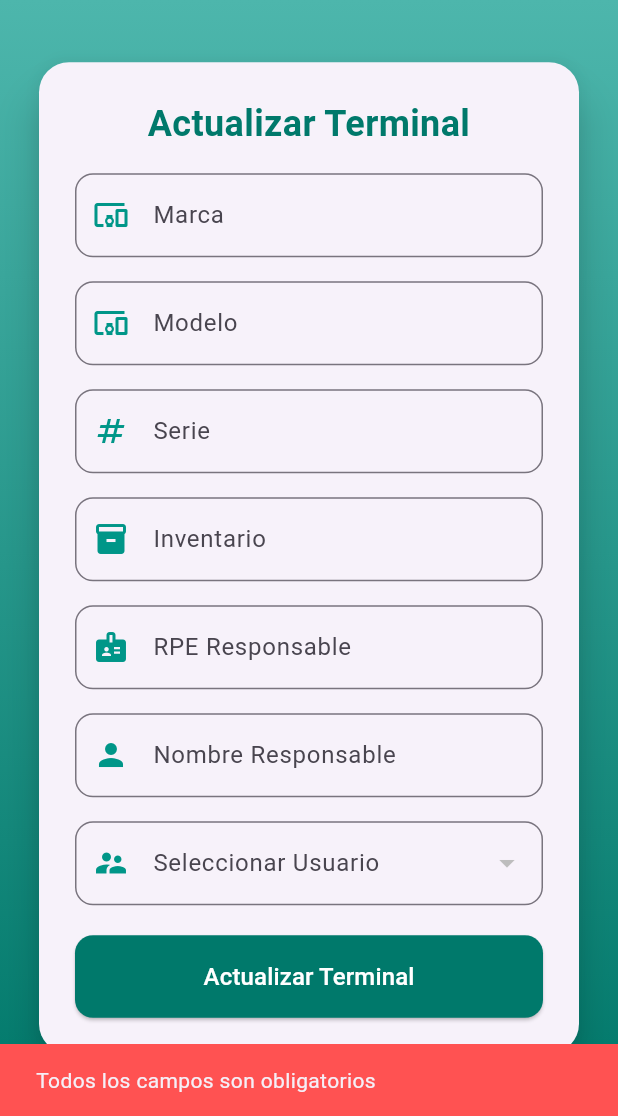
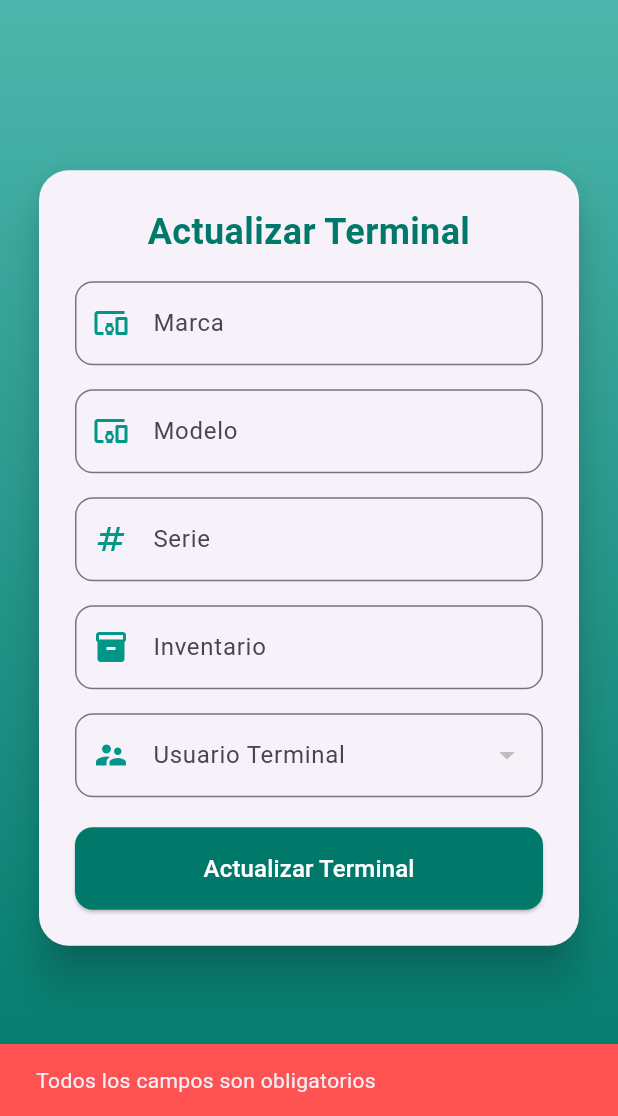
Before and after one commit to CuinoPC/cfe-registros, a Flutter app: the UpdateTerminal screen opened directly with empty values, after a tap on "Actualizar Terminal", on a phone screen of 412 x 824 dp, the part 120-1236 px from its top. Run offline on Flutter 3.47's test engine with Material 3 defaults, Android fonts, the phone set to English and light mode, and no system bars; our stand-ins replace data_table_2, image_picker, shared_preferences; accounts and stored records are empty; network calls fail.

Commit message:
Se cambio para que en el reponsable solo se viera los jefes de centro y en los usuarios terminales que solo se vean los trabajadores

```diff
--- a/lib/views/update_terminal.dart
+++ b/lib/views/update_terminal.dart
@@ -2,6 +2,7 @@ import 'package:cfe_registros/services/api_terminales.dart';
 import 'package:cfe_registros/services/api_users.dart';
 import 'package:cfe_registros/views/custom_appbar.dart';
 import 'package:flutter/material.dart';
+import 'package:shared_preferences/shared_preferences.dart';
 import '../models/terminal.dart';
 
 class UpdateTerminal extends StatefulWidget {
@@ -20,13 +21,20 @@ class _UpdateTerminalState extends State<UpdateTerminal> {
   final TextEditingController modeloController = TextEditingController();
   final TextEditingController serieController = TextEditingController();
   final TextEditingController inventarioController = TextEditingController();
-  final TextEditingController rpeController = TextEditingController();
-  final TextEditingController nombreController = TextEditingController();
 
   List<Map<String, dynamic>> _usuarios = [];
   List<Terminal> _terminales = [];
-  int? _selectedUsuarioId;
-  String _selectedArea = ""; // ✅ Nueva variable para el área del usuario
+  List<Map<String, dynamic>> _responsables = []; // Solo jefes de centro
+  List<Map<String, dynamic>> _usuariosTerminal = []; // Solo usuarios terminales
+
+  int? _selectedResponsableId;
+  String _selectedResponsableRP = "";
+  String _selectedResponsableNombre = "";
+  String _selectedArea = "";
+
+  int? _selectedUsuarioId; // Usuario que usará la terminal
+
+  bool _esAdmin = false; // ✅ Estado de admin
 
   @override
   void initState() {
@@ -35,14 +43,21 @@ class _UpdateTerminalState extends State<UpdateTerminal> {
     modeloController.text = widget.terminal.modelo;
     serieController.text = widget.terminal.serie;
     inventarioController.text = widget.terminal.inventario;
-    rpeController.text = widget.terminal.rpeResponsable.toString();
-    nombreController.text = widget.terminal.nombreResponsable;
+    _selectedResponsableId = null;
     _selectedUsuarioId = widget.terminal.usuarioId;
 
     _loadUsuariosYTerminales();
+    _loadAdminStatus(); // ✅ Cargar si el usuario es admin
   }
 
-  // 🔹 Obtener lista de usuarios y terminales
+  Future<void> _loadAdminStatus() async {
+    SharedPreferences prefs = await SharedPreferences.getInstance();
+    setState(() {
+      _esAdmin =
+          prefs.getBool('esAdmin') ?? false; // ✅ Recupera estado de admin
+    });
+  }
+
   Future<void> _loadUsuariosYTerminales() async {
     List<Map<String, dynamic>>? usuarios = await _ApiUserService.getUsers();
     List<Terminal>? terminales = await _ApiTerminalService.getTerminales();
@@ -52,11 +67,27 @@ class _UpdateTerminalState extends State<UpdateTerminal> {
         _usuarios = usuarios;
         _terminales = terminales;
         _selectedArea = _getAreaUsuario(widget.terminal.usuarioId);
+
+        // 🔹 Filtrar usuarios responsables (solo los que son "es_centro")
+        _responsables =
+            usuarios.where((user) => user['es_centro'] == true).toList();
+
+        // 🔹 Filtrar usuarios terminal (los que NO son "es_centro")
+        _usuariosTerminal =
+            usuarios.where((user) => user['es_centro'] == false).toList();
+
+        // ✅ Buscar responsable correcto
+        var responsable = _responsables.firstWhere(
+            (user) => user['rp'] == widget.terminal.rpeResponsable,
+            orElse: () => {});
+
+        _selectedResponsableId = responsable['id'];
+        _selectedResponsableRP = responsable['rp'] ?? "";
+        _selectedResponsableNombre = responsable['nombre_completo'] ?? "";
       });
     }
   }
 
-  // 🔹 Obtener el área del usuario
   String _getAreaUsuario(int usuarioId) {
     var usuario = _usuarios.firstWhere((user) => user['id'] == usuarioId,
         orElse: () => {'nom_area': "No disponible"});
@@ -68,14 +99,11 @@ class _UpdateTerminalState extends State<UpdateTerminal> {
     String modelo = modeloController.text;
     String serie = serieController.text;
     String inventario = inventarioController.text;
-    String rpe = rpeController.text;
-    String nombre = nombreController.text;
 
     if (marca.isEmpty ||
         serie.isEmpty ||
         inventario.isEmpty ||
-        rpe.isEmpty ||
-        nombre.isEmpty ||
+        _selectedResponsableId == null ||
         _selectedUsuarioId == null) {
       ScaffoldMessenger.of(context).showSnackBar(
         const SnackBar(
@@ -86,25 +114,24 @@ class _UpdateTerminalState extends State<UpdateTerminal> {
       return;
     }
 
-    // ✅ 1. Actualizar la terminal seleccionada
+    // ✅ 1. ACTUALIZAR SOLO LA TERMINAL PRINCIPAL (sin afectar las demás)
     bool success = await _ApiTerminalService.updateTerminal(
       widget.terminal.id,
       marca,
       modelo,
       serie,
       inventario,
-      rpe,
-      nombre,
-      _selectedUsuarioId!,
+      _selectedResponsableRP,
+      _selectedResponsableNombre,
+      _selectedUsuarioId!, // ✅ SOLO esta terminal cambia de usuario terminal
     );
 
-    if (success) {
-      // ✅ 2. Filtrar terminales con el mismo área
+    // ✅ 2. SI SE CAMBIÓ EL RESPONSABLE, ACTUALIZAR LAS TERMINALES RELACIONADAS
+    if (success && (_selectedResponsableRP != widget.terminal.rpeResponsable)) {
       List<Terminal> terminalesRelacionadas = _terminales.where((terminal) {
         return _getAreaUsuario(terminal.usuarioId) == _selectedArea;
       }).toList();
 
-      // ✅ 3. Actualizar todas las terminales con el nuevo RPE y Nombre
       for (var terminal in terminalesRelacionadas) {
         await _ApiTerminalService.updateTerminal(
           terminal.id,
@@ -112,27 +139,21 @@ class _UpdateTerminalState extends State<UpdateTerminal> {
           terminal.modelo,
           terminal.serie,
           terminal.inventario,
-          rpe, // Nuevo RPE
-          nombre, // Nuevo Nombre Responsable
-          terminal.usuarioId,
+          _selectedResponsableRP, // ✅ Cambiar solo el responsable en las demás
+          _selectedResponsableNombre,
+          terminal.usuarioId, // ❌ NO cambiar el usuario terminal en las demás
         );
       }
+    }
 
-      ScaffoldMessenger.of(context).showSnackBar(
-        const SnackBar(
-          content: Text("Terminal y terminales relacionadas actualizadas"),
-          backgroundColor: Colors.green,
-        ),
-      );
-      Navigator.pop(context, true);
-    } else {
-      ScaffoldMessenger.of(context).showSnackBar(
-        const SnackBar(
-          content: Text("Error al actualizar terminal"),
-          backgroundColor: Colors.redAccent,
-        ),
-      );
-    }
+    ScaffoldMessenger.of(context).showSnackBar(
+      const SnackBar(
+        content: Text("Terminal actualizada correctamente"),
+        backgroundColor: Colors.green,
+      ),
+    );
+
+    Navigator.pop(context, true);
   }
 
   @override
@@ -224,41 +245,56 @@ class _UpdateTerminalState extends State<UpdateTerminal> {
                         ),
                       ),
                       const SizedBox(height: 16),
-                      TextFormField(
-                        controller: rpeController,
-                        decoration: InputDecoration(
-                          labelText: "RPE Responsable",
-                          prefixIcon:
-                              const Icon(Icons.badge, color: Colors.teal),
-                          border: OutlineInputBorder(
-                            borderRadius: BorderRadius.circular(12),
-                          ),
+                      // 🔽 Mostrar campo de Responsable SOLO si el usuario es admin
+                      if (_esAdmin)
+                        Column(
+                          children: [
+                            DropdownButtonFormField<int>(
+                              decoration: InputDecoration(
+                                labelText: "Responsable (Jefe de Centro)",
+                                prefixIcon:
+                                    const Icon(Icons.badge, color: Colors.teal),
+                                border: OutlineInputBorder(
+                                  borderRadius: BorderRadius.circular(12),
+                                ),
+                              ),
+                              value: _selectedResponsableId,
+                              items: _responsables.map((usuario) {
+                                return DropdownMenuItem<int>(
+                                  value: usuario['id'],
+                                  child: Text(
+                                      "${usuario['nombre_completo']} (RP: ${usuario['rp']})"),
+                                );
+                              }).toList(),
+                              onChanged: (value) {
+                                setState(() {
+                                  _selectedResponsableId = value;
+                                  var usuario = _responsables.firstWhere(
+                                      (user) => user['id'] == value,
+                                      orElse: () => {});
+                                  _selectedResponsableRP = usuario['rp'] ?? "";
+                                  _selectedResponsableNombre =
+                                      usuario['nombre_completo'] ?? "";
+                                });
+                              },
+                            ),
+                            const SizedBox(height: 16),
+                          ],
                         ),
-                      ),
-                      const SizedBox(height: 16),
-                      TextFormField(
-                        controller: nombreController,
-                        decoration: InputDecoration(
-                          labelText: "Nombre Responsable",
-                          prefixIcon:
-                              const Icon(Icons.person, color: Colors.teal),
-                          border: OutlineInputBorder(
-                            borderRadius: BorderRadius.circular(12),
-                          ),
-                        ),
-                      ),
-                      const SizedBox(height: 16),
+
+                      // 🔽 Dropdown para seleccionar el Usuario Terminal
                       DropdownButtonFormField<int>(
                         decoration: InputDecoration(
-                          labelText: "Seleccionar Usuario",
+                          labelText: "Usuario Terminal",
                           prefixIcon: const Icon(Icons.supervisor_account,
                               color: Colors.teal),
                           border: OutlineInputBorder(
                             borderRadius: BorderRadius.circular(12),
                           ),
                         ),
-                        value: _selectedUsuarioId,
-                        items: _usuarios.map((usuario) {
+                        value:
+                            _selectedUsuarioId, // ✅ Verifica que esté inicializado correctamente
+                        items: _usuariosTerminal.map((usuario) {
                           return DropdownMenuItem<int>(
                             value: usuario['id'],
                             child: Text(
@@ -267,10 +303,13 @@ class _UpdateTerminalState extends State<UpdateTerminal> {
                         }).toList(),
                         onChanged: (value) {
                           setState(() {
-                            _selectedUsuarioId = value;
+                            _selectedUsuarioId = value!;
+                            print(
+                                "Nuevo Usuario Terminal ID: $_selectedUsuarioId"); // ✅ Depuración
                           });
                         },
                       ),
+
                       const SizedBox(height: 20),
                       ElevatedButton(
                         onPressed: _updateTerminal,
--- a/lib/views/update_user.dart
+++ b/lib/views/update_user.dart
@@ -29,6 +29,9 @@ class _UpdateUserState extends State<UpdateUser> {
     nombreController.text = widget.user['nombre_completo'];
     contraseniaController.text = widget.user['contrasenia'];
     esAdmin = widget.user['es_admin'];
+    esCentro = widget.user['es_centro']; // ✅ Cargar estado del Jefe de Centro
+
+    _selectedAreaId = widget.user['area_id']; // ✅ Establecer el área al cargar
 
     _fetchAreas();
   }
@@ -146,7 +149,7 @@ class _UpdateUserState extends State<UpdateUser> {
                       ),
                       const SizedBox(height: 16),
                       DropdownButtonFormField<int>(
-                        value: _selectedAreaId,
+                        value: _selectedAreaId, // ✅ Cargar área existente
                         items: _areas.map((area) {
                           return DropdownMenuItem<int>(
                             value: area['id'],
```
Also changed, not shown: lib/views/add_terminal.dart (+66 -27 lines).
